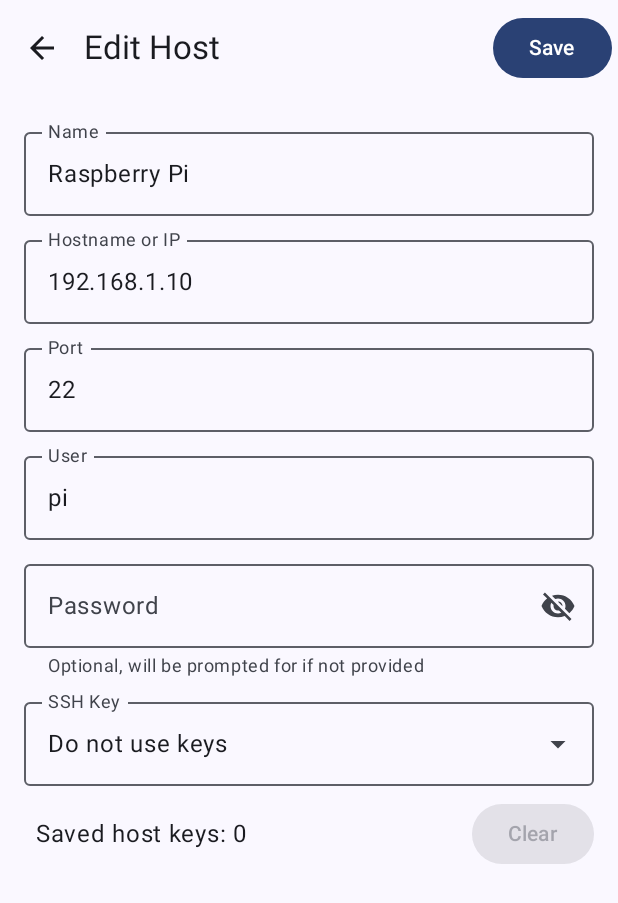
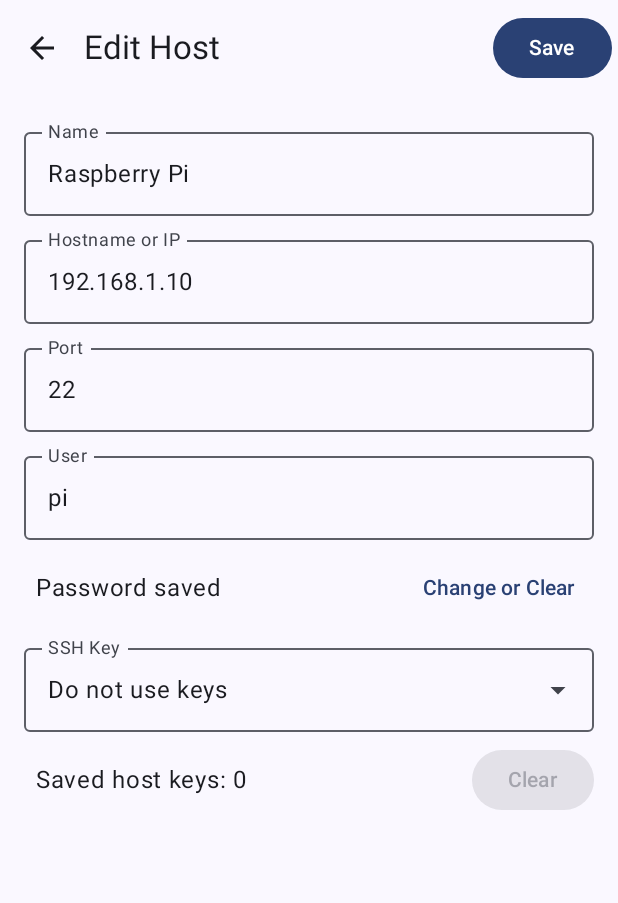
Before and after one commit to stefansundin/SSHRemote, an Android app built with Jetpack Compose: the @Preview function EditHostScreenPreview, on a phone screen of 412 x 824 dp. Shown: the top 903 px of the screen. Run offline under Robolectric (Android 15) with nearby library versions, the phone set to English and light mode, and no system bars; our stand-ins replace Room's generated code.

Commit message:
EditHostScreen: Do not reveal currently set password.

```diff
--- a/app/src/main/java/com/stefansundin/sshremote/ui/screens/EditHostScreen.kt
+++ b/app/src/main/java/com/stefansundin/sshremote/ui/screens/EditHostScreen.kt
@@ -81,14 +81,13 @@ fun EditHostScreen(
     var hostname by remember(host) { mutableStateOf(host?.hostname ?: "") }
     var port by remember(host) { mutableStateOf(host?.port?.toString() ?: "22") }
     var user by remember(host) { mutableStateOf(host?.user ?: "") }
-    val initialPassword = remember(host, cryptoManager) {
-        if (cryptoManager != null && host?.encryptedPassword != null) {
-            cryptoManager.decryptToString(host.encryptedPassword)
-        } else {
-            ""
-        }
-    }
-    var password by remember(initialPassword) { mutableStateOf(initialPassword) }
+    var initialEncryptedPassword by remember(host) { mutableStateOf(host?.encryptedPassword) }
+
+    val isPasswordSet = initialEncryptedPassword?.isNotEmpty() == true
+    var userWantsToChangePassword by remember { mutableStateOf(false) }
+    val showPasswordField = !isPasswordSet || userWantsToChangePassword
+
+    var password by remember { mutableStateOf("") }
     var selectedIdentityIds by remember(host, identities) {
         mutableStateOf(host?.identityIds?.filter { id -> identities.any { it.id == id } })
     }
@@ -105,13 +104,10 @@ fun EditHostScreen(
             hostname = clone.hostname
             port = clone.port.toString()
             user = clone.user
-            password = if (cryptoManager != null && clone.encryptedPassword != null) {
-                cryptoManager.decryptToString(clone.encryptedPassword)
-            } else {
-                ""
-            }
+            password = ""
             selectedIdentityIds = clone.identityIds
             knownHosts = clone.knownHosts
+            initialEncryptedPassword = clone.encryptedPassword
         }
     }
 
@@ -124,11 +120,16 @@ fun EditHostScreen(
         derivedStateOf { isNameValid && isHostValid && isUserValid && isPortValid }
     }
 
+    val passwordChanged = if (isPasswordSet) {
+        userWantsToChangePassword
+    } else {
+        password.isNotEmpty()
+    }
     val hasUnsavedChanges = (name != (host?.name ?: "")) ||
             (hostname != (host?.hostname ?: "")) ||
             (port != (host?.port?.toString() ?: "22")) ||
             (user != (host?.user ?: "")) ||
-            (password != initialPassword) ||
+            passwordChanged ||
             (selectedIdentityIds != host?.identityIds) ||
             (knownHosts != (host?.knownHosts ?: emptyList<String>()))
 
@@ -138,9 +139,13 @@ fun EditHostScreen(
         onSubmit()
         if (isFormValid) {
             val encryptedPassword =
+                if (showPasswordField) {
                     if (cryptoManager != null && password.isNotEmpty()) {
                         cryptoManager.encrypt(password)
                     } else null
+                } else {
+                    initialEncryptedPassword
+                }
 
             val hostToSave = host?.copy(
                 name = name,
@@ -149,7 +154,7 @@ fun EditHostScreen(
                 user = user,
                 encryptedPassword = encryptedPassword,
                 identityIds = selectedIdentityIds,
-                knownHosts = knownHosts
+                knownHosts = knownHosts,
             )
                 ?: Host(
                     name = name,
@@ -158,7 +163,7 @@ fun EditHostScreen(
                     user = user,
                     encryptedPassword = encryptedPassword,
                     identityIds = selectedIdentityIds,
-                    knownHosts = knownHosts
+                    knownHosts = knownHosts,
                 )
             onSave(hostToSave)
         }
@@ -316,12 +321,17 @@ fun EditHostScreen(
             )
 
             // PASSWORD FIELD
+            if (showPasswordField) {
                 OutlinedTextField(
                     value = password,
                     onValueChange = { password = it },
                     label = { Text("Password") },
                     supportingText = {
+                        if (isPasswordSet) {
+                            Text("Enter a new password, or leave empty to clear it.")
+                        } else {
                             Text("Optional, will be prompted for if not provided")
+                        }
                     },
                     modifier = Modifier.fillMaxWidth(),
                     singleLine = true,
@@ -342,6 +352,23 @@ fun EditHostScreen(
                         }
                     },
                 )
+            } else {
+                Row(
+                    modifier = Modifier.fillMaxWidth(),
+                    verticalAlignment = Alignment.CenterVertically,
+                    horizontalArrangement = Arrangement.SpaceBetween,
+                ) {
+                    Text(
+                        text = "Password saved",
+                        modifier = Modifier.padding(start = 8.dp),
+                    )
+                    TextButton(
+                        onClick = { userWantsToChangePassword = true },
+                    ) {
+                        Text("Change or Clear")
+                    }
+                }
+            }
 
             // SSH KEY SELECTION DROPDOWN
             ExposedDropdownMenuBox(
@@ -439,7 +466,7 @@ fun AddHostScreenPreview() {
 @Composable
 fun EditHostScreenPreview() {
     SSHRemoteTheme {
-        val sampleHost = Host(1, "Raspberry Pi", "192.168.1.10", 22, "pi", null, emptyList())
+        val sampleHost = Host(1, "Raspberry Pi", "192.168.1.10", 22, "pi", "password".toByteArray(), emptyList())
         EditHostScreen(
             host = sampleHost,
             onSave = {},
```
Lines whose indentation alone changed are shown as unchanged.
